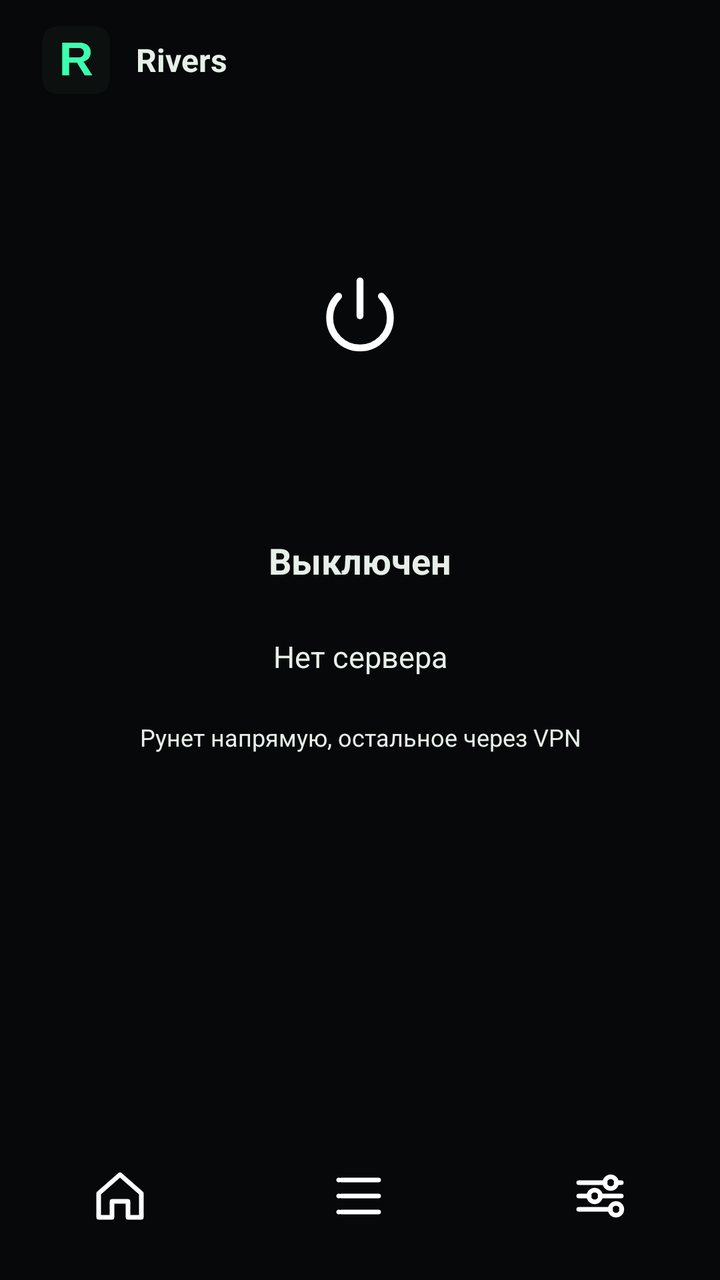
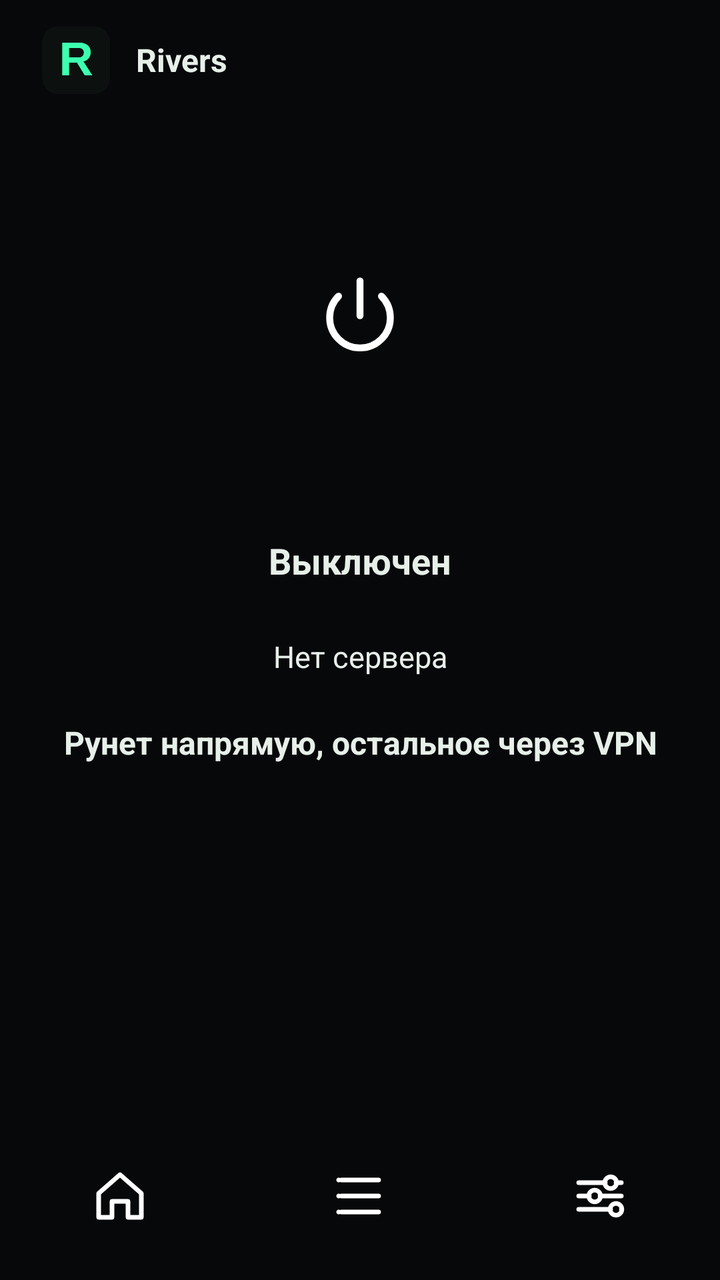

Screens rendered from an Android XML layout before and after an edit, with the pre-edit source and the edit as a unified diff.
<!-- AndroidManifest.xml: application theme Theme.Rivers -->
<!-- res/layout/activity_main.xml -->
<?xml version="1.0" encoding="utf-8"?>
<LinearLayout xmlns:android="http://schemas.android.com/apk/res/android"
    android:layout_width="match_parent"
    android:layout_height="match_parent"
    android:fitsSystemWindows="true"
    android:orientation="vertical">

    <FrameLayout
        android:layout_width="match_parent"
        android:layout_height="0dp"
        android:layout_weight="1">

        <ScrollView
            android:id="@+id/pageHome"
            android:layout_width="match_parent"
            android:layout_height="match_parent"
            android:fillViewport="true">

            <LinearLayout
                android:layout_width="match_parent"
                android:layout_height="match_parent"
                android:orientation="vertical"
                android:paddingStart="20dp"
                android:paddingTop="12dp"
                android:paddingEnd="20dp"
                android:paddingBottom="16dp">

                <LinearLayout
                    android:layout_width="match_parent"
                    android:layout_height="wrap_content"
                    android:gravity="center_vertical"
                    android:orientation="horizontal">

                    <ImageView
                        android:layout_width="36dp"
                        android:layout_height="36dp"
                        android:contentDescription="Rivers"
                        android:src="@drawable/ic_launcher" />

                    <LinearLayout
                        android:layout_width="wrap_content"
                        android:layout_height="wrap_content"
                        android:layout_marginStart="12dp"
                        android:orientation="vertical">

                        <TextView
                            android:id="@+id/brandTitle"
                            android:layout_width="wrap_content"
                            android:layout_height="wrap_content"
                            android:text="Rivers"
                            android:textSize="16sp"
                            android:textStyle="bold" />
                    </LinearLayout>
                </LinearLayout>

                <LinearLayout
                    android:layout_width="match_parent"
                    android:layout_height="0dp"
                    android:layout_weight="1"
                    android:gravity="center_horizontal"
                    android:orientation="vertical">

                    <FrameLayout
                        android:layout_width="200dp"
                        android:layout_height="200dp"
                        android:layout_marginTop="12dp">

                        <View
                            android:id="@+id/powerHalo"
                            android:layout_width="200dp"
                            android:layout_height="200dp" />

                        <FrameLayout
                            android:id="@+id/power"
                            android:layout_width="176dp"
                            android:layout_height="176dp"
                            android:layout_gravity="center"
                            android:clickable="true"
                            android:focusable="true">

                            <ImageView
                                android:id="@+id/powerIcon"
                                android:layout_width="52dp"
                                android:layout_height="52dp"
                                android:layout_gravity="center"
                                android:contentDescription="Питание"
                                android:src="@drawable/ic_power" />
                        </FrameLayout>
                    </FrameLayout>

                    <TextView
                        android:id="@+id/status"
                        android:layout_width="match_parent"
                        android:layout_height="wrap_content"
                        android:layout_marginTop="8dp"
                        android:gravity="center"
                        android:text="Выключен"
                        android:textSize="18sp"
                        android:textStyle="bold" />

                    <TextView
                        android:id="@+id/serverName"
                        android:layout_width="match_parent"
                        android:layout_height="48dp"
                        android:layout_marginTop="12dp"
                        android:clickable="true"
                        android:ellipsize="end"
                        android:focusable="true"
                        android:gravity="center"
                        android:maxLines="1"
                        android:text="Нет сервера"
                        android:textSize="15sp" />

                    <TextView
                        android:id="@+id/homeHint"
                        android:layout_width="match_parent"
                        android:layout_height="wrap_content"
                        android:layout_marginTop="8dp"
                        android:gravity="center"
                        android:text="Рунет напрямую, остальное через VPN"
                        android:textSize="12sp" />

                    <TextView
                        android:id="@+id/updateBanner"
                        android:layout_width="match_parent"
                        android:layout_height="48dp"
                        android:layout_marginTop="14dp"
                        android:clickable="true"
                        android:ellipsize="end"
                        android:focusable="true"
                        android:gravity="center"
                        android:maxLines="2"
                        android:text="Есть новая версия"
                        android:textSize="14sp"
                        android:textStyle="bold"
                        android:visibility="gone" />
                </LinearLayout>
            </LinearLayout>
        </ScrollView>

        <LinearLayout
            android:id="@+id/pageServers"
            android:layout_width="match_parent"
            android:layout_height="match_parent"
            android:orientation="vertical"
            android:paddingStart="20dp"
            android:paddingTop="18dp"
            android:paddingEnd="20dp"
            android:paddingBottom="8dp"
            android:visibility="gone">

            <TextView
                android:id="@+id/titleServers"
                android:layout_width="match_parent"
                android:layout_height="wrap_content"
                android:text="Серверы"
                android:textSize="26sp"
                android:textStyle="bold" />

            <TextView
                android:id="@+id/serversHint"
                android:layout_width="match_parent"
                android:layout_height="wrap_content"
                android:layout_marginTop="6dp"
                android:text="Каждая подписка — свой блок. Внутри её серверы."
                android:textColor="#8B978F"
                android:textSize="13sp" />

            <LinearLayout
                android:layout_width="match_parent"
                android:layout_height="wrap_content"
                android:layout_marginTop="12dp"
                android:orientation="horizontal">

                <Button
                    android:id="@+id/addSub"
                    android:layout_width="0dp"
                    android:layout_height="44dp"
                    android:layout_weight="1"
                    android:text="Подписка" />

                <Button
                    android:id="@+id/addLink"
                    android:layout_width="0dp"
                    android:layout_height="44dp"
                    android:layout_marginStart="8dp"
                    android:layout_weight="1"
                    android:text="Ссылка" />
            </LinearLayout>

            <ScrollView
                android:layout_width="match_parent"
                android:layout_height="0dp"
                android:layout_marginTop="12dp"
                android:layout_weight="1">

                <LinearLayout
                    android:id="@+id/serverBlocks"
                    android:layout_width="match_parent"
                    android:layout_height="wrap_content"
                    android:orientation="vertical" />
            </ScrollView>
        </LinearLayout>

        <ScrollView
            android:id="@+id/pageSettings"
            android:layout_width="match_parent"
            android:layout_height="match_parent"
            android:fillViewport="true"
            android:visibility="gone">

            <LinearLayout
                android:layout_width="match_parent"
                android:layout_height="wrap_content"
                android:orientation="vertical"
                android:padding="20dp">

                <TextView
                    android:id="@+id/titleSettings"
                    android:layout_width="match_parent"
                    android:layout_height="wrap_content"
                    android:text="Настройки"
                    android:textSize="26sp"
                    android:textStyle="bold" />

                <TextView
                    android:id="@+id/openApps"
                    android:layout_width="match_parent"
                    android:layout_height="56dp"
                    android:layout_marginTop="16dp"
                    android:clickable="true"
                    android:focusable="true"
                    android:gravity="center_vertical"
                    android:paddingStart="16dp"
                    android:paddingEnd="16dp"
                    android:text="Приложения"
                    android:textSize="16sp" />

                <TextView
                    android:id="@+id/openLogs"
                    android:layout_width="match_parent"
                    android:layout_height="56dp"
                    android:layout_marginTop="8dp"
                    android:clickable="true"
                    android:focusable="true"
                    android:gravity="center_vertical"
                    android:paddingStart="16dp"
                    android:paddingEnd="16dp"
                    android:text="Логи"
                    android:textSize="16sp" />

                <TextView
                    android:id="@+id/openUpdate"
                    android:layout_width="match_parent"
                    android:layout_height="56dp"
                    android:layout_marginTop="8dp"
                    android:clickable="true"
                    android:focusable="true"
                    android:gravity="center_vertical"
                    android:paddingStart="16dp"
                    android:paddingEnd="16dp"
                    android:text="Проверить обновление"
                    android:textSize="16sp" />

                <TextView
                    android:id="@+id/themeLabel"
                    android:layout_width="match_parent"
                    android:layout_height="wrap_content"
                    android:layout_marginTop="16dp"
                    android:text="Тема"
                    android:textSize="14sp" />

                <HorizontalScrollView
                    android:layout_width="match_parent"
                    android:layout_height="wrap_content"
                    android:layout_marginTop="8dp"
                    android:scrollbars="none">

                    <LinearLayout
                        android:id="@+id/themes"
                        android:layout_width="wrap_content"
                        android:layout_height="wrap_content"
                        android:orientation="horizontal" />
                </HorizontalScrollView>
            </LinearLayout>
        </ScrollView>

        <LinearLayout
            android:id="@+id/pageApps"
            android:layout_width="match_parent"
            android:layout_height="match_parent"
            android:orientation="vertical"
            android:paddingStart="20dp"
            android:paddingTop="18dp"
            android:paddingEnd="20dp"
            android:paddingBottom="8dp"
            android:visibility="gone">

            <TextView
                android:id="@+id/backApps"
                android:layout_width="wrap_content"
                android:layout_height="36dp"
                android:gravity="center_vertical"
                android:text="Назад"
                android:textSize="14sp" />

            <TextView
                android:id="@+id/titleApps"
                android:layout_width="match_parent"
                android:layout_height="wrap_content"
                android:text="Приложения"
                android:textSize="26sp"
                android:textStyle="bold" />

            <TextView
                android:id="@+id/appsHint"
                android:layout_width="match_parent"
                android:layout_height="wrap_content"
                android:layout_marginTop="6dp"
                android:textColor="#8B978F"
                android:textSize="13sp" />

            <LinearLayout
                android:id="@+id/modeTrack"
                android:layout_width="match_parent"
                android:layout_height="wrap_content"
                android:layout_marginTop="14dp"
                android:orientation="horizontal"
                android:padding="4dp">

                <TextView
                    android:id="@+id/modeDirect"
                    android:layout_width="0dp"
                    android:layout_height="40dp"
                    android:layout_weight="1"
                    android:background="@drawable/bg_choice_on"
                    android:clickable="true"
                    android:focusable="true"
                    android:gravity="center"
                    android:text="Напрямую"
                    android:textColor="#07110C"
                    android:textSize="14sp"
                    android:textStyle="bold" />

                <TextView
                    android:id="@+id/modeVpn"
                    android:layout_width="0dp"
                    android:layout_height="40dp"
                    android:layout_weight="1"
                    android:background="@drawable/bg_choice_off"
                    android:clickable="true"
                    android:focusable="true"
                    android:gravity="center"
                    android:text="Через VPN"
                    android:textColor="#8B978F"
                    android:textSize="14sp"
                    android:textStyle="bold" />
            </LinearLayout>

            <EditText
                android:id="@+id/appSearch"
                android:layout_width="match_parent"
                android:layout_height="48dp"
                android:layout_marginTop="12dp"
                android:background="@drawable/bg_field"
                android:hint="Поиск"
                android:inputType="text"
                android:paddingStart="16dp"
                android:paddingEnd="16dp"
                android:textColor="#E7EFE9"
                android:textColorHint="#8B978F"
                android:textSize="15sp" />

            <ListView
                android:id="@+id/appList"
                android:layout_width="match_parent"
                android:layout_height="0dp"
                android:layout_marginTop="8dp"
                android:layout_weight="1"
                android:divider="#1C2420"
                android:dividerHeight="1dp" />
        </LinearLayout>

        <LinearLayout
            android:id="@+id/pageLogs"
            android:layout_width="match_parent"
            android:layout_height="match_parent"
            android:orientation="vertical"
            android:padding="20dp"
            android:visibility="gone">

            <LinearLayout
                android:layout_width="match_parent"
                android:layout_height="wrap_content"
                android:gravity="center_vertical"
                android:orientation="horizontal">

                <TextView
                    android:id="@+id/backLogs"
                    android:layout_width="wrap_content"
                    android:layout_height="36dp"
                    android:layout_marginEnd="12dp"
                    android:gravity="center_vertical"
                    android:text="Назад"
                    android:textSize="14sp" />

                <TextView
                    android:id="@+id/titleLogs"
                    android:layout_width="0dp"
                    android:layout_height="wrap_content"
                    android:layout_weight="1"
                    android:text="Логи"
                    android:textSize="26sp"
                    android:textStyle="bold" />

                <Button
                    android:id="@+id/copyLogs"
                    android:layout_width="wrap_content"
                    android:layout_height="40dp"
                    android:minHeight="40dp"
                    android:text="Копировать" />
            </LinearLayout>

            <ScrollView
                android:id="@+id/logCard"
                android:layout_width="match_parent"
                android:layout_height="0dp"
                android:layout_marginTop="12dp"
                android:layout_weight="1"
                android:padding="14dp">

                <TextView
                    android:id="@+id/logs"
                    android:layout_width="match_parent"
                    android:layout_height="wrap_content"
                    android:fontFamily="monospace"
                    android:text="Пока пусто."
                    android:textColor="#C9D4CC"
                    android:textSize="12sp" />
            </ScrollView>
        </LinearLayout>
    </FrameLayout>

    <LinearLayout
        android:id="@+id/tabBar"
        android:layout_width="match_parent"
        android:layout_height="wrap_content"
        android:gravity="center"
        android:orientation="horizontal"
        android:paddingTop="6dp"
        android:paddingBottom="10dp">

        <ImageView
            android:id="@+id/tabHome"
            android:layout_width="0dp"
            android:layout_height="64dp"
            android:layout_weight="1"
            android:background="?android:attr/selectableItemBackgroundBorderless"
            android:clickable="true"
            android:contentDescription="Главная"
            android:focusable="true"
            android:padding="16dp"
            android:scaleType="fitCenter"
            android:src="@drawable/ic_nav_home" />

        <ImageView
            android:id="@+id/tabServers"
            android:layout_width="0dp"
            android:layout_height="64dp"
            android:layout_weight="1"
            android:background="?android:attr/selectableItemBackgroundBorderless"
            android:clickable="true"
            android:contentDescription="Серверы"
            android:focusable="true"
            android:padding="16dp"
            android:scaleType="fitCenter"
            android:src="@drawable/ic_nav_servers" />

        <ImageView
            android:id="@+id/tabSettings"
            android:layout_width="0dp"
            android:layout_height="64dp"
            android:layout_weight="1"
            android:background="?android:attr/selectableItemBackgroundBorderless"
            android:clickable="true"
            android:contentDescription="Настройки"
            android:focusable="true"
            android:padding="16dp"
            android:scaleType="fitCenter"
            android:src="@drawable/ic_nav_settings" />
    </LinearLayout>
</LinearLayout>
<!-- resources referenced by this layout -->
<resources>
  <!-- drawable bg_choice_off (drawable) -->
  <?xml version="1.0" encoding="utf-8"?>
  <shape xmlns:android="http://schemas.android.com/apk/res/android"
      android:shape="rectangle">
      <solid android:color="#00000000" />
      <corners android:radius="12dp" />
  </shape>
  <!-- drawable bg_choice_on (drawable) -->
  <?xml version="1.0" encoding="utf-8"?>
  <shape xmlns:android="http://schemas.android.com/apk/res/android"
      android:shape="rectangle">
      <solid android:color="#3DFFB0" />
      <corners android:radius="12dp" />
  </shape>
  <!-- drawable bg_field (drawable) -->
  <?xml version="1.0" encoding="utf-8"?>
  <shape xmlns:android="http://schemas.android.com/apk/res/android"
      android:shape="rectangle">
      <solid android:color="#101614" />
      <stroke
          android:width="1dp"
          android:color="#24302B" />
      <corners android:radius="14dp" />
  </shape>
  <!-- drawable ic_nav_home (drawable) -->
  <?xml version="1.0" encoding="utf-8"?>
  <vector xmlns:android="http://schemas.android.com/apk/res/android"
      android:width="24dp"
      android:height="24dp"
      android:viewportWidth="24"
      android:viewportHeight="24">
      <path
          android:fillColor="#00000000"
          android:pathData="M4,11 L12,4 L20,11 V20 H15 V14 H9 V20 H4 Z"
          android:strokeWidth="1.7"
          android:strokeColor="#FFFFFF"
          android:strokeLineJoin="round" />
  </vector>
  <style name="Theme.Rivers" parent="android:Theme.Material.NoActionBar">
          <item name="android:statusBarColor">#07080A</item>
          <item name="android:navigationBarColor">#07080A</item>
          <item name="android:windowBackground">#07080A</item>
          <item name="android:colorAccent">#3DFFB0</item>
          <item name="android:colorControlActivated">#3DFFB0</item>
          <item name="android:textColor">#E7EFE9</item>
          <item name="android:buttonStyle">@style/Rivers.Button</item>
          <item name="android:alertDialogTheme">@style/Theme.Rivers.Dialog</item>
      </style>
  <style name="Rivers.Button" parent="android:Widget.Material.Button">
          <item name="android:background">@drawable/bg_pill</item>
          <item name="android:textColor">#E7EFE9</item>
          <item name="android:textAllCaps">false</item>
          <item name="android:textSize">15sp</item>
          <item name="android:stateListAnimator">@null</item>
          <item name="android:elevation">0dp</item>
          <item name="android:minHeight">48dp</item>
          <item name="android:paddingLeft">18dp</item>
          <item name="android:paddingRight">18dp</item>
          <item name="android:fontFamily">sans-serif-medium</item>
      </style>
  <style name="Theme.Rivers.Dialog" parent="android:Theme.Material.Dialog.Alert">
          <item name="android:colorAccent">#3DFFB0</item>
          <item name="android:textColorPrimary">#E7EFE9</item>
          <item name="android:textColor">#E7EFE9</item>
          <item name="android:background">#161B18</item>
          <item name="android:windowBackground">#161B18</item>
      </style>
  <!-- drawable bg_pill (drawable) -->
  <?xml version="1.0" encoding="utf-8"?>
  <ripple xmlns:android="http://schemas.android.com/apk/res/android"
      android:color="#223DFFB0">
      <item>
          <shape android:shape="rectangle">
              <solid android:color="#141A17" />
              <stroke
                  android:width="1dp"
                  android:color="#2C3A34" />
              <corners android:radius="14dp" />
          </shape>
      </item>
  </ripple>
  <!-- unchanged entries left out for length: 4 -->
</resources>

<!-- the commit's change to res/layout/activity_main.xml (unified diff, before → after) -->
@@ -118,7 +118,8 @@
                         android:layout_marginTop="8dp"
                         android:gravity="center"
                         android:text="Рунет напрямую, остальное через VPN"
-                        android:textSize="12sp" />
+                        android:textSize="16sp"
+                        android:textStyle="bold" />
 
                     <TextView
                         android:id="@+id/updateBanner"
@@ -421,6 +422,29 @@
                     android:text="Копировать" />
             </LinearLayout>
 
+            <EditText
+                android:id="@+id/logSearch"
+                android:layout_width="match_parent"
+                android:layout_height="44dp"
+                android:layout_marginTop="10dp"
+                android:background="@drawable/bg_field"
+                android:hint="Фильтр"
+                android:inputType="text"
+                android:paddingStart="14dp"
+                android:paddingEnd="14dp"
+                android:textColor="#E7EFE9"
+                android:textColorHint="#8B978F"
+                android:textSize="14sp" />
+
+            <TextView
+                android:id="@+id/logErrors"
+                android:layout_width="wrap_content"
+                android:layout_height="36dp"
+                android:layout_marginTop="6dp"
+                android:gravity="center_vertical"
+                android:text="Только ошибки"
+                android:textSize="14sp" />
+
             <ScrollView
                 android:id="@+id/logCard"
                 android:layout_width="match_parent"
